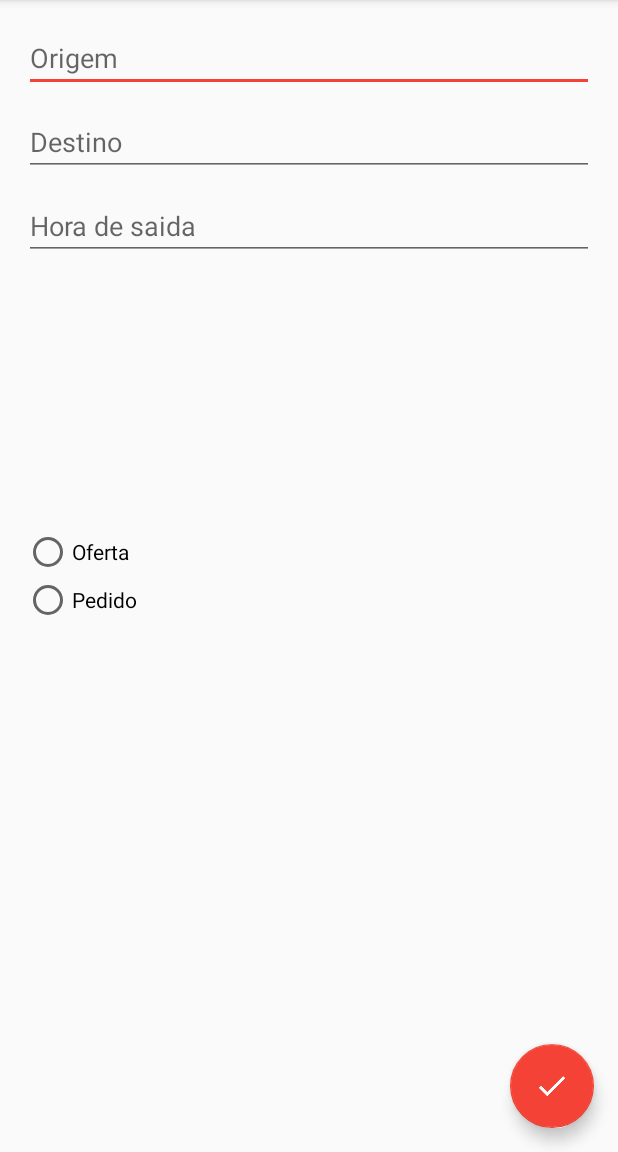
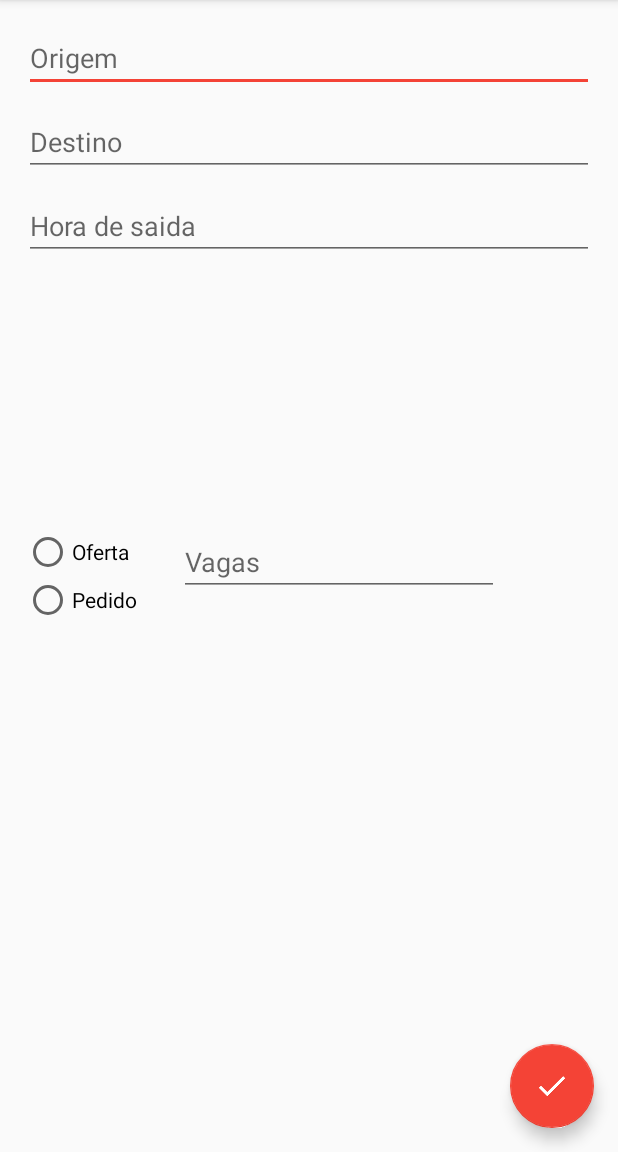
Before and after one commit to WagnerFLL/CaronasApp, an Android app: the NewPostActivity screen opened directly, with no data from a screen before it, on a phone screen of 412 x 824 dp, the part 84-1236 px from its top. Run offline under Robolectric (Android 15) with nearby library versions, the phone set to English and light mode, and no system bars; our stand-ins replace Firebase (no records; nobody signed in at launch, a user with empty details on screens opened directly).

```diff
--- a/app/src/main/res/layout/activity_new_post.xml
+++ b/app/src/main/res/layout/activity_new_post.xml
@@ -77,4 +77,17 @@
             android:layout_weight="1" />
     </RadioGroup>
 
+    <EditText
+        android:id="@+id/editTextVagas"
+        android:layout_width="wrap_content"
+        android:layout_height="wrap_content"
+        android:layout_alignTop="@+id/RadioGPID"
+        android:layout_marginLeft="28dp"
+        android:layout_marginStart="28dp"
+        android:layout_toEndOf="@+id/RadioGPID"
+        android:layout_toRightOf="@+id/RadioGPID"
+        android:ems="10"
+        android:hint="Vagas"
+        android:inputType="textNoSuggestions|number" />
+
 </RelativeLayout>
```
Also changed, not shown: app/src/main/java/com/google/firebase/caronas/NewPostActivity.java (+16 -4 lines), app/src/main/java/com/google/firebase/caronas/PostDetailActivity.java (+41 -18 lines), app/src/main/java/com/google/firebase/caronas/models/Post.java (+9 -6 lines).
